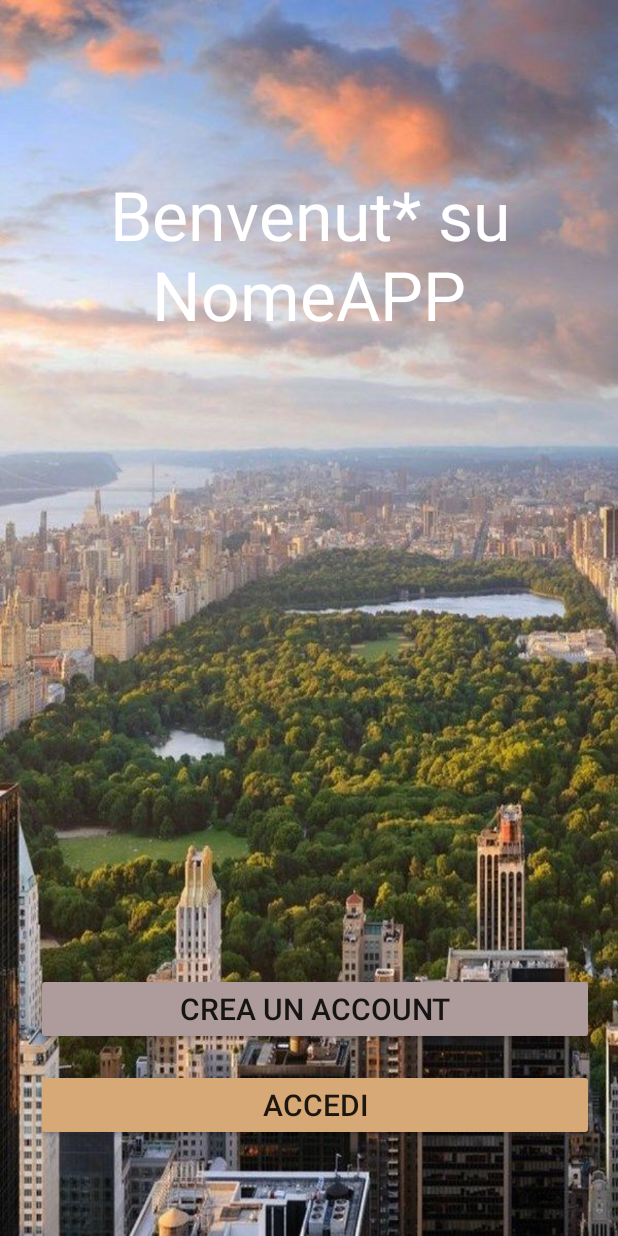
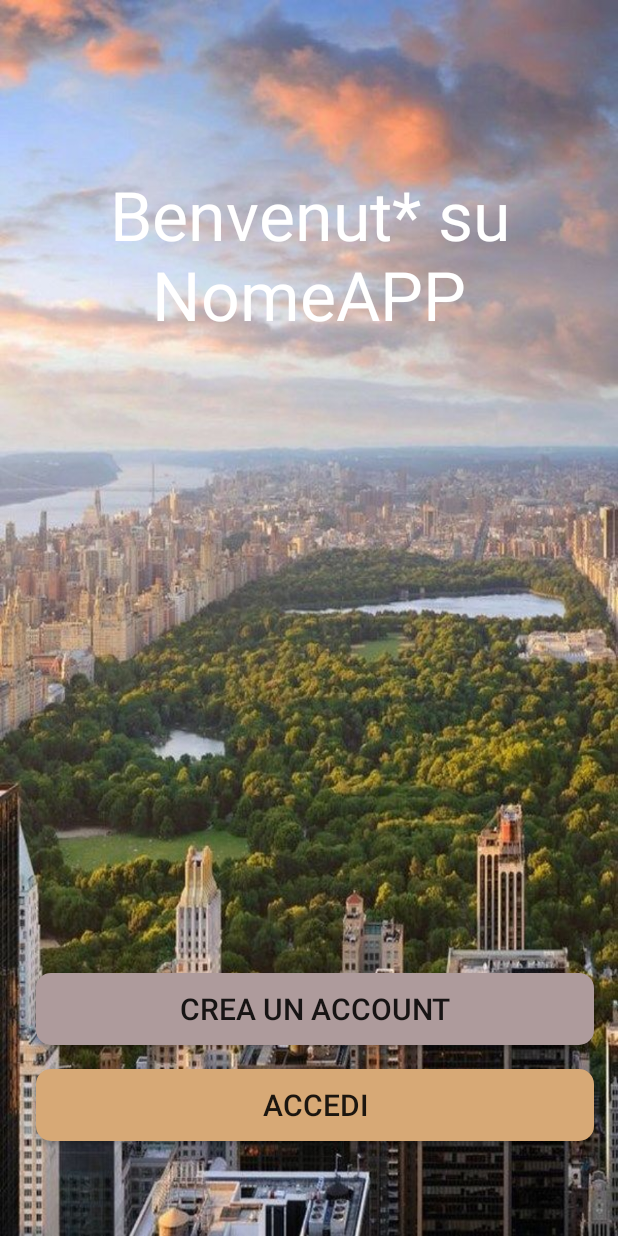
Before and after one commit to giuseppe2028/ProgettoPWM, an Android app: the screen it shows after launch (SchermataIniziale), on a phone screen of 412 x 824 dp. Run offline under Robolectric (Android 15) with nearby library versions, the phone set to English and light mode, and no system bars.

Commit message:
ho implementato una rozza schermata di registrazione

```diff
--- a/app/build.gradle
+++ b/app/build.gradle
@@ -41,6 +41,7 @@ dependencies {
     implementation 'androidx.appcompat:appcompat:1.6.1'
     implementation 'com.google.android.material:material:1.5.0'
     implementation 'androidx.constraintlayout:constraintlayout:2.1.4'
+    implementation 'androidx.core:core-ktx:1.8.0'
     testImplementation 'junit:junit:4.13.2'
     androidTestImplementation 'androidx.test.ext:junit:1.1.5'
     androidTestImplementation 'androidx.test.espresso:espresso-core:3.5.1'
--- a/app/src/main/java/com/example/progettopwm/SchermataIniziale/SchermataIniziale.kt
+++ b/app/src/main/java/com/example/progettopwm/SchermataIniziale/SchermataIniziale.kt
@@ -3,8 +3,8 @@ package com.example.progettopwm.SchermataIniziale
 import android.content.Intent
 import androidx.appcompat.app.AppCompatActivity
 import android.os.Bundle
-import com.example.progettopwm.Login.Login
 import com.example.progettopwm.databinding.ActivitySchermataInizialeBinding
+import com.example.progettopwm.SchermataRegistrazione.SchermataRegistrazione
 
 class SchermataIniziale : AppCompatActivity() {
     private lateinit var binding:ActivitySchermataInizialeBinding
@@ -12,12 +12,20 @@ class SchermataIniziale : AppCompatActivity() {
         super.onCreate(savedInstanceState)
         binding = ActivitySchermataInizialeBinding.inflate(layoutInflater)
         setContentView(binding.root)
-        clickBottoni()
+        //clickBottoneLogin()
+        clickBottoneRegistrazione()
+    }
+
+
+    private fun clickBottoneRegistrazione() {
+        binding.bottoneRegistrzione.setOnClickListener {
+            startActivity(Intent(this, SchermataRegistrazione::class.java))
+        }
     }
 
     private fun clickBottoni() {
         binding.bottoneLogin.setOnClickListener {
-            startActivity(Intent(this,Login::class.java))
+          //  startActivity(Intent(this,Login::class.java))
         }
         }
     }
--- /dev/null
+++ b/app/src/main/res/drawable/rounded_edittext.xml
@@ -0,0 +1,7 @@
+<?xml version="1.0" encoding="utf-8"?>
+<shape xmlns:tools="http://schemas.android.com/tools"
+    xmlns:android="http://schemas.android.com/apk/res/android"
+    tools:ignore="ExtraText">
+    <solid android:color="#e2dfdd" />
+    <corners android:radius="10dp" /> <!-- Raggio degli angoli arrotondati -->
+</shape>
--- a/app/src/main/res/layout/activity_schermata_iniziale.xml
+++ b/app/src/main/res/layout/activity_schermata_iniziale.xml
@@ -21,7 +21,8 @@
         app:layout_constraintHorizontal_bias="0.0"
         app:layout_constraintStart_toStartOf="parent"
         app:layout_constraintTop_toTopOf="parent"
-        app:layout_constraintVertical_bias="0.159" />
+        app:layout_constraintVertical_bias="0.159"
+        tools:ignore="SpUsage" />
 
     <Button
         android:id="@+id/bottoneRegistrzione"
@@ -29,6 +30,7 @@
         android:layout_height="wrap_content"
         android:layout_marginStart="24dp"
         android:layout_marginEnd="16dp"
+        android:background="@drawable/rounded_edittext"
         android:backgroundTint="@color/sfondoBottoni"
         android:includeFontPadding="true"
         android:paddingHorizontal="80dp"
@@ -39,13 +41,15 @@
         app:layout_constraintStart_toStartOf="parent"
         app:layout_constraintTop_toBottomOf="@+id/benvenuto"
         app:layout_constraintVertical_bias="0.87"
-        app:layout_constraintVertical_chainStyle="packed" />
+        app:layout_constraintVertical_chainStyle="packed"
+        tools:ignore="SpUsage,TextSizeCheck,VisualLintButtonSize" />
 
     <Button
         android:id="@+id/bottoneLogin"
         android:layout_width="0dp"
         android:layout_height="48dp"
         android:layout_marginTop="16dp"
+        android:background="@drawable/rounded_edittext"
         android:backgroundTint="@color/sfondoBottoni1"
         android:text="@string/login"
         android:textSize="@dimen/sizeText"
@@ -53,6 +57,7 @@
         app:layout_constraintEnd_toEndOf="@+id/bottoneRegistrzione"
         app:layout_constraintHorizontal_bias="0.0"
         app:layout_constraintStart_toStartOf="@+id/bottoneRegistrzione"
-        app:layout_constraintTop_toBottomOf="@+id/bottoneRegistrzione" />
+        app:layout_constraintTop_toBottomOf="@+id/bottoneRegistrzione"
+        tools:ignore="SpUsage,TextSizeCheck,VisualLintButtonSize" />
 
 </androidx.constraintlayout.widget.ConstraintLayout>
--- a/app/src/main/res/values/colors.xml
+++ b/app/src/main/res/values/colors.xml
@@ -4,4 +4,6 @@
     <color name="white">#FFFFFFFF</color>
     <color name="sfondoBottoni">#AE9B9C</color>
     <color name="sfondoBottoni1">#D7A976</color>
+    <color name="blu">#3A7AE6</color>
+    <color name="grigio">#e2dfdd</color>
 </resources>
--- a/app/src/main/res/values/strings.xml
+++ b/app/src/main/res/values/strings.xml
@@ -3,4 +3,6 @@
     <string name="benvenuto">Benvenut* su NomeAPP</string>
     <string name="Creaaccount">Crea un account</string>
     <string name="login">Accedi</string>
+    <string name="title_activity_schermata_registrazione">activity_schermata_registrazione</string>
+    <string name="registrazione">Registrati</string>
 </resources>
--- a/build.gradle
+++ b/build.gradle
@@ -1,6 +1,6 @@
 // Top-level build file where you can add configuration options common to all sub-projects/modules.
 plugins {
-    id 'com.android.application' version '8.0.1' apply false
-    id 'com.android.library' version '8.0.1' apply false
-    id 'org.jetbrains.kotlin.android' version '1.8.20' apply false
+    id 'com.android.application' version '8.0.2' apply false
+    id 'com.android.library' version '8.0.2' apply false
+    id 'org.jetbrains.kotlin.android' version '1.7.20' apply false
 }
```
Also changed, not shown: app/src/main/AndroidManifest.xml (+8 -3 lines), app/src/main/java/com/example/progettopwm/SchermataRegistrazione/SchermataRegistrazione.kt (added, +16 -0 lines), app/src/main/res/layout/activity_schermata_registrazione.xml (added, +116 -0 lines).
